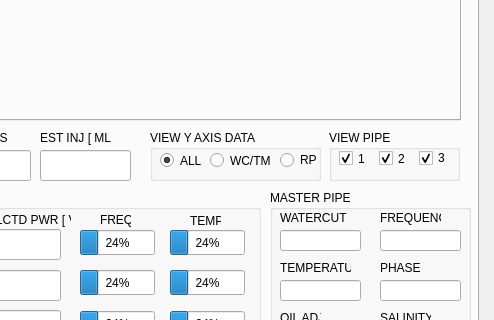
This is Sparky/forms/mainwindow.ui in embeddedlinuxer/Sparky as Qt 5 draws it before an edit; both pictures show x 612 to 1106 and y 412 to 732 of the 1106 by 817 pixel window. The edited form follows.
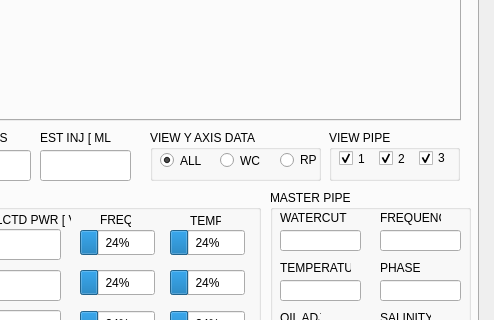
This is the edited form. Icons and pictures are not drawn.

Patch:
```diff
--- a/Sparky/forms/mainwindow.ui
+++ b/Sparky/forms/mainwindow.ui
@@ -4666,14 +4666,14 @@
       <widget class="QRadioButton" name="radioButton_18">
        <property name="geometry">
         <rect>
-         <x>60</x>
+         <x>70</x>
          <y>20</y>
-         <width>61</width>
+         <width>51</width>
          <height>21</height>
         </rect>
        </property>
        <property name="text">
-        <string>WC/TMP</string>
+        <string>WC</string>
        </property>
       </widget>
       <widget class="QRadioButton" name="radioButton_19">
```
Left out of the diff: 35 changed lines with no effect on the pictures.
